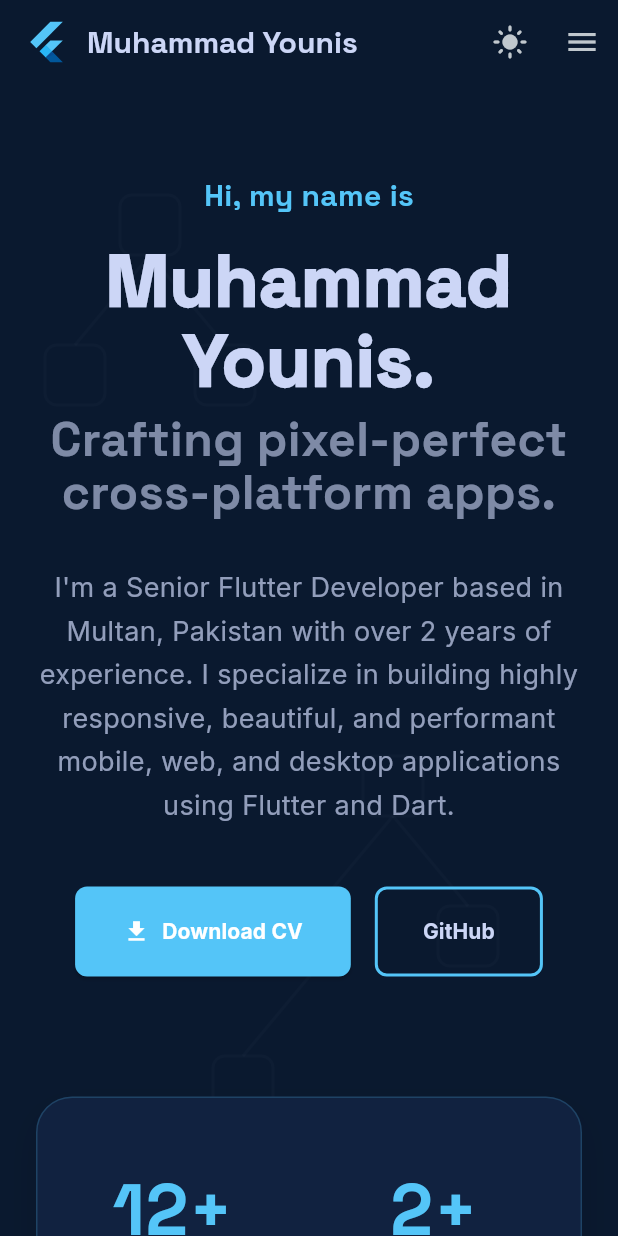
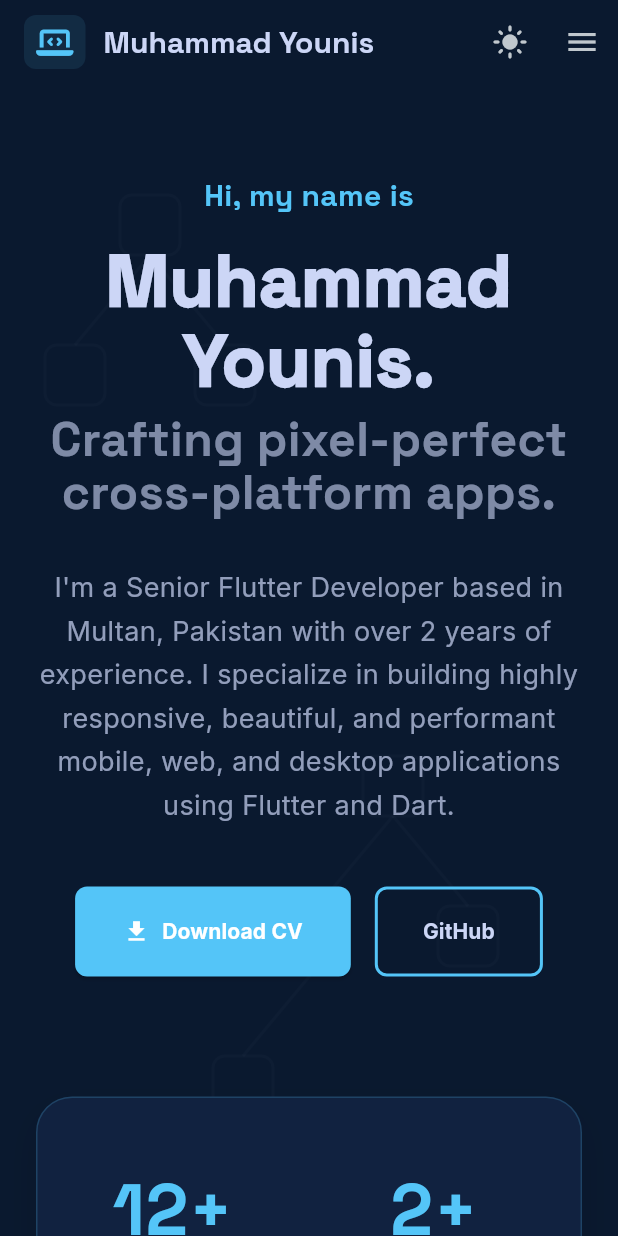
Before and after one commit to myounis007/myounis007.github.io, a Flutter app: the screen it shows after launch, on a phone screen of 412 x 824 dp. Run offline on Flutter 3.47's test engine with Material 3 defaults, Android fonts, the phone set to English and light mode, and no system bars; our stand-ins replace font_awesome_flutter, google_fonts.

Commit message:
Added WhatsApp contact icon

```diff
--- a/lib/main.dart
+++ b/lib/main.dart
@@ -174,7 +174,18 @@ class _PortfolioHomeState extends State<PortfolioHome> {
                 backgroundColor: Theme.of(context).colorScheme.background.withOpacity(0.9),
                 title: Row(
                   children: [
-                    const FlutterLogo(size: 30),
+                    Container(
+                      padding: const EdgeInsets.all(8),
+                      decoration: BoxDecoration(
+                        color: Theme.of(context).primaryColor.withOpacity(0.1),
+                        borderRadius: BorderRadius.circular(8),
+                      ),
+                      child: FaIcon(
+                        FontAwesomeIcons.laptopCode,
+                        size: 20,
+                        color: Theme.of(context).primaryColor,
+                      ),
+                    ),
                     const SizedBox(width: 12),
                     Text(
                       'Muhammad Younis',
@@ -433,9 +444,6 @@ class HeroSection extends StatelessWidget {
                       ),
                     ],
                   ),
-                  child: const Center(
-                    child: FlutterLogo(size: 200, style: FlutterLogoStyle.markOnly),
-                  ), // Fallback if image fails
                 ),
               ),
             ),
@@ -1085,6 +1093,7 @@ class FooterSection extends StatelessWidget {
               _SocialIcon(icon: FontAwesomeIcons.linkedin, url: 'https://linkedin.com/in/'),
               _SocialIcon(icon: FontAwesomeIcons.twitter, url: 'https://twitter.com/'),
               _SocialIcon(icon: FontAwesomeIcons.upwork, url: 'https://upwork.com/'),
+              _SocialIcon(icon: FontAwesomeIcons.whatsapp, url: 'https://wa.me/'), // <-- Add your WhatsApp number after the slash (e.g., https://wa.me/923000000000)
             ],
           ),
           const SizedBox(height: 24),
```
Also changed, not shown: 1 other file.
